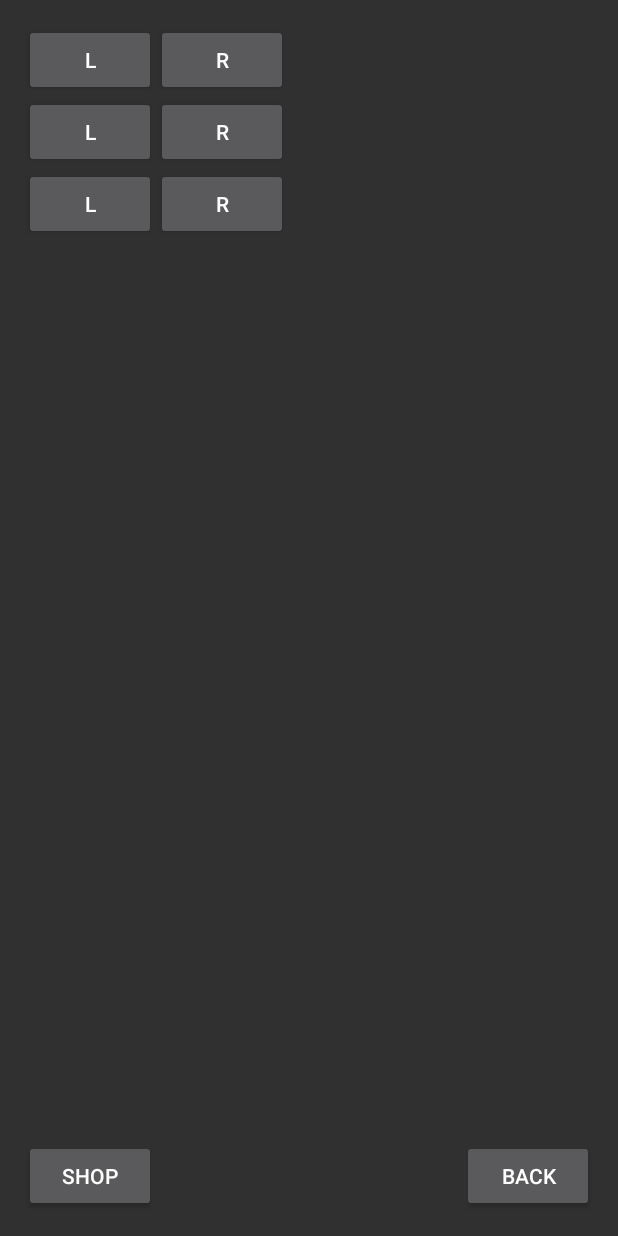
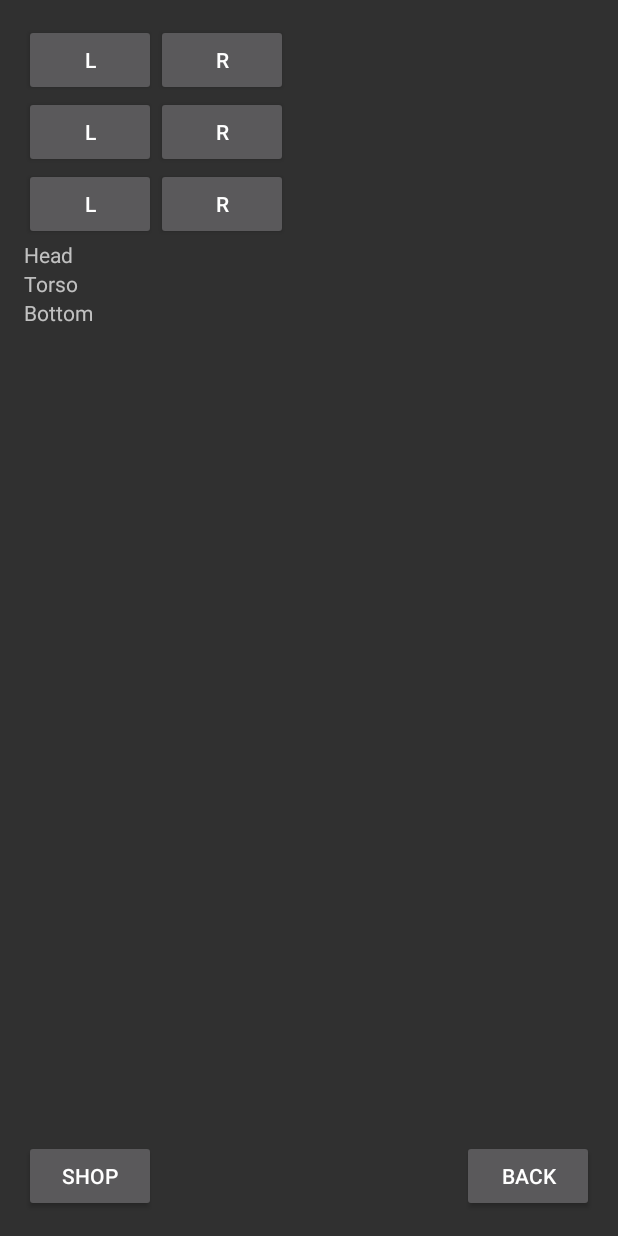
Before and after one commit to MobiiliprojektiR1/folquest, an Android app: the AvatarActivity screen opened directly, with no data from a screen before it, on a phone screen of 412 x 824 dp. Run offline under Robolectric (Android 15) with nearby library versions, the phone set to English and light mode, and no system bars.

Commit message:
Added item class

```diff
--- a/Folquest/app/src/main/java/com/kantele/folquest/AvatarActivity.java
+++ b/Folquest/app/src/main/java/com/kantele/folquest/AvatarActivity.java
@@ -5,6 +5,7 @@ import android.os.Bundle;
 import android.util.Log;
 import android.view.View;
 import android.widget.Button;
+import android.widget.TextView;
 import android.widget.Toast;
 
 import java.util.ArrayList;
@@ -25,17 +26,21 @@ public class AvatarActivity extends AppCompatActivity {
     Button buttonBottomLeft;
     Button buttonBottomRight;
 
-    String equippedHeadItem;
-    String equippedTorsoItem;
-    String equippedBottomItem;
+    TextView headItemText, torsoItemText, bottomItemText;
+
+    Item equippedHeadItem;
+    Item equippedTorsoItem;
+    Item equippedBottomItem;
 
     int equippedHeadItemId = 0;
     int equippedTorsoItemId = 0;
     int equippedBottomItemId = 0;
 
-    ArrayList<String> headItemsList = new ArrayList<>();
-    ArrayList<String> torsoItemsList = new ArrayList<>();
-    ArrayList<String> bottomItemsList = new ArrayList<>();
+    ArrayList<Item> headItemsList = new ArrayList<>();
+    ArrayList<Item> torsoItemsList = new ArrayList<>();
+    ArrayList<Item> bottomItemsList = new ArrayList<>();
+
+    ItemList itemList = new ItemList();
 
     @Override
     protected void onCreate(Bundle savedInstanceState) {
@@ -43,17 +48,32 @@ public class AvatarActivity extends AppCompatActivity {
         setContentView(R.layout.activity_avatar);
 
         //populating ArrayList for demo purposes
-        for(int i = 0; i < 10; i++){
-            headItemsList.add(i + " Head");
-            torsoItemsList.add(i + " Torso");
-            bottomItemsList.add(i + " bottom");
+        headItemsList.add(itemList.headBeanie);
+        headItemsList.add(itemList.headBald);
+        headItemsList.add(itemList.headHelmet);
+        headItemsList.add(itemList.headSpikyHair);
+        headItemsList.add(itemList.headTiara);
 
-        }
+        torsoItemsList.add(itemList.torsoShirt);
+        torsoItemsList.add(itemList.torsoChainMail);
+        torsoItemsList.add(itemList.torsoRobe);
+        torsoItemsList.add(itemList.torsoSpikyShirt);
+        torsoItemsList.add(itemList.torsoPinkDress);
 
+        bottomItemsList.add(itemList.bottomPants);
+        bottomItemsList.add(itemList.bottomSabatons);
+        bottomItemsList.add(itemList.bottomSandals);
+        bottomItemsList.add(itemList.bottomSpikyLegs);
+        bottomItemsList.add(itemList.bottomHighHeels);
+
+
+        //set the equipped item to be the first in list
+        // will be modified later
         equippedHeadItem = headItemsList.get(0);
         equippedTorsoItem = torsoItemsList.get(0);
         equippedBottomItem = bottomItemsList.get(0);
 
+        //initialize buttons
         buttonHeadLeft = (Button)findViewById(R.id.buttonHeadLeft);
         buttonHeadRight = (Button)findViewById(R.id.buttonHeadRight);
 
@@ -62,6 +82,12 @@ public class AvatarActivity extends AppCompatActivity {
 
         buttonBottomLeft = (Button)findViewById(R.id.buttonBottomLeft);
         buttonBottomRight = (Button)findViewById(R.id.buttonBottomRight);
+
+        headItemText = (TextView)findViewById(R.id.headItemText);
+        torsoItemText = (TextView)findViewById(R.id.torsoItemText);
+        bottomItemText = (TextView)findViewById(R.id.bottomItemText);
+
+
 
         buttonHeadLeft.setOnClickListener(new View.OnClickListener() {
             @Override
@@ -117,7 +143,7 @@ public class AvatarActivity extends AppCompatActivity {
                     equippedHeadItem = headItemsList.get(equippedHeadItemId - 1);
                     equippedHeadItemId--;
                 }
-                Toast.makeText(getApplicationContext(), "Head item: " + equippedHeadItem +"", Toast.LENGTH_SHORT).show();
+                //Toast.makeText(getApplicationContext(), "Head item: " + equippedHeadItem.getName() + " " + equippedHeadItem.getDescription(), Toast.LENGTH_SHORT).show();
                 break;
             case BUTTON_HEAD_RIGHT:
                 if(equippedHeadItemId == headItemsList.size() -1) {
@@ -127,7 +153,7 @@ public class AvatarActivity extends AppCompatActivity {
                     equippedHeadItem = headItemsList.get(equippedHeadItemId +1);
                     equippedHeadItemId++;
                 }
-                Toast.makeText(getApplicationContext(), "Head item: " + equippedHeadItem +"", Toast.LENGTH_SHORT).show();
+                //Toast.makeText(getApplicationContext(), "Head item: " + equippedHeadItem.getName()+ " " + equippedHeadItem.getDescription(), Toast.LENGTH_SHORT).show();
                 break;
             case BUTTON_TORSO_LEFT:
                 if(equippedTorsoItemId == 0) {
@@ -137,7 +163,7 @@ public class AvatarActivity extends AppCompatActivity {
                     equippedTorsoItem = torsoItemsList.get(equippedTorsoItemId - 1);
                     equippedTorsoItemId--;
                 }
-                Toast.makeText(getApplicationContext(), "Torso item: " + equippedTorsoItem +"", Toast.LENGTH_SHORT).show();
+                //Toast.makeText(getApplicationContext(), "Torso item: " + equippedTorsoItem.getName() +"", Toast.LENGTH_SHORT).show();
                 break;
             case BUTTON_TORSO_RIGHT:
                 if(equippedTorsoItemId == torsoItemsList.size()-1) {
@@ -147,7 +173,7 @@ public class AvatarActivity extends AppCompatActivity {
                     equippedTorsoItem = torsoItemsList.get(equippedTorsoItemId + 1);
                     equippedTorsoItemId++;
                 }
-                Toast.makeText(getApplicationContext(), "Torso item: " + equippedTorsoItem +"", Toast.LENGTH_SHORT).show();
+                //Toast.makeText(getApplicationContext(), "Torso item: " + equippedTorsoItem.getName() +"", Toast.LENGTH_SHORT).show();
                 break;
             case BUTTON_BOTTOM_LEFT:
                 if(equippedBottomItemId == 0) {
@@ -157,7 +183,7 @@ public class AvatarActivity extends AppCompatActivity {
                     equippedBottomItem = bottomItemsList.get(equippedBottomItemId - 1);
                     equippedBottomItemId--;
                 }
-                Toast.makeText(getApplicationContext(), "Bottom item: " + equippedBottomItem +"", Toast.LENGTH_SHORT).show();
+                //Toast.makeText(getApplicationContext(), "Bottom item: " + equippedBottomItem.getName() +"", Toast.LENGTH_SHORT).show();
                 break;
             case BUTTON_BOTTOM_RIGHT:
                 if(equippedBottomItemId == bottomItemsList.size()-1) {
@@ -167,9 +193,12 @@ public class AvatarActivity extends AppCompatActivity {
                     equippedBottomItem = bottomItemsList.get(equippedBottomItemId + 1);
                     equippedBottomItemId++;
                 }
-                Toast.makeText(getApplicationContext(), "Bottom item: " + equippedBottomItem +"", Toast.LENGTH_SHORT).show();
+                //Toast.makeText(getApplicationContext(), "Bottom item: " + equippedBottomItem.getName() +"", Toast.LENGTH_SHORT).show();
                 break;
         }
+        headItemText.setText(equippedHeadItem.getName());
+        torsoItemText.setText(equippedTorsoItem.getName());
+        bottomItemText.setText(equippedBottomItem.getName());
     }
 
 }
--- /dev/null
+++ b/Folquest/app/src/main/java/com/kantele/folquest/Item.java
@@ -0,0 +1,70 @@
+package com.kantele.folquest;
+
+/**
+ * Folquest
+ * Created by Janne ( ͡° ͜ʖ ͡°) on 23.3.2017.
+ */
+
+public class Item {
+
+    int itemType;
+    String itemId;
+    String name;
+    String description;
+
+    public Item(int itemType, String itemId, String itemName, String itemDescription) {
+        this.itemType = itemType;
+        this.itemId = itemId;
+        name = itemName;
+        description = itemDescription;
+    }
+
+    //private Image itemImage;
+
+
+    public int getItemType() {
+        return itemType;
+    }
+
+    public String getItemId() {
+        return itemId;
+    }
+
+    public String getDescription() {
+        return description;
+    }
+
+    public String getName() {
+        return name;
+    }
+}
+
+class ItemList {
+
+    public static final int HEAD = 0;
+    public static final int TORSO = 1;
+    public static final int BOTTOM = 2;
+    public static final int OTHER = 3;
+
+    //  Item                            Type    Id                  Name            Description
+    //  Item exampleItem = new Item(    HEAD,   "headExample",      "Example",      "Example Description");
+
+    Item headBeanie = new Item(HEAD, "headBeanie", "Beanie", "It reads Nutcase");
+    Item headHelmet = new Item(HEAD, "headHelmet", "Tough Helmet", "Forged deep in the mountain of forging");
+    Item headBald   = new Item(HEAD, "headBald", "Bald head", "Who needs helmet? or even hair");
+    Item headSpikyHair = new Item(HEAD, "headSpikyHair", "Spiky Hair", "For true protagonist");
+    Item headTiara = new Item(HEAD, "headTiara", "Golden Tiara", "Belongs to a princess in a another castle");
+
+    Item torsoShirt = new Item(TORSO, "torsoShirt", "Shirt", "Basic Shirt");
+    Item torsoChainMail = new Item(TORSO, "torsoChainMail", "Chainmail", "Tough");
+    Item torsoRobe = new Item(TORSO, "torsoRobe", "Orange Robe", "Munk robe" );
+    Item torsoSpikyShirt = new Item(TORSO, "torsoSpikyShirt", "Spiky Shirt", "Spiky Shirt");
+    Item torsoPinkDress = new Item(TORSO, "torsoPinkDress","Princess Dress", "pink dress");
+
+    Item bottomPants = new Item(BOTTOM, "bottomPants", "Pants", "Pants");
+    Item bottomSabatons  = new Item(BOTTOM, "bottomSabatons", "Knights boots", "Sabatons");
+    Item bottomSandals = new Item(BOTTOM, "bottomSandals", "Sandals", "Socks and sandals");
+    Item bottomSpikyLegs = new Item(BOTTOM, "bottomSpikyLegs", "Spiky leggings", "Yeah");
+    Item bottomHighHeels = new Item(BOTTOM, "bottomHighHeels", "High Heels", "Also pink");
+
+}
--- a/Folquest/app/src/main/res/layout/activity_avatar.xml
+++ b/Folquest/app/src/main/res/layout/activity_avatar.xml
@@ -69,6 +69,24 @@
                 android:id="@+id/buttonBottomRight"/>
         </LinearLayout>
 
+        <TextView
+            android:text="Head"
+            android:layout_width="match_parent"
+            android:layout_height="wrap_content"
+            android:id="@+id/headItemText" />
+
+        <TextView
+            android:text="Torso"
+            android:layout_width="match_parent"
+            android:layout_height="wrap_content"
+            android:id="@+id/torsoItemText" />
+
+        <TextView
+            android:text="Bottom"
+            android:layout_width="match_parent"
+            android:layout_height="wrap_content"
+            android:id="@+id/bottomItemText" />
+
     </LinearLayout>
 
     <Button
```
